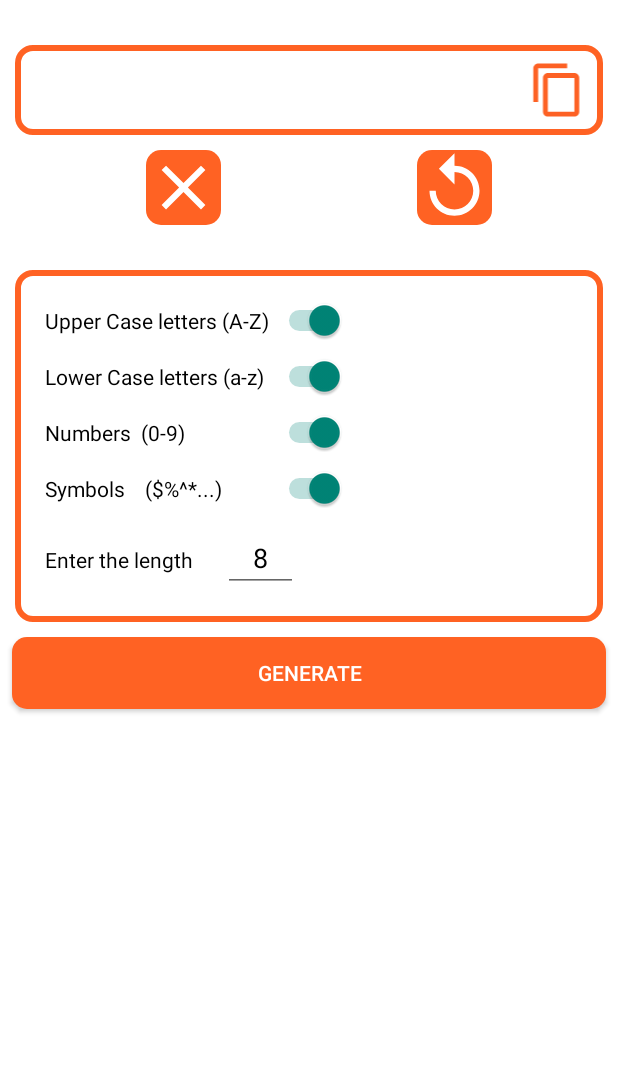
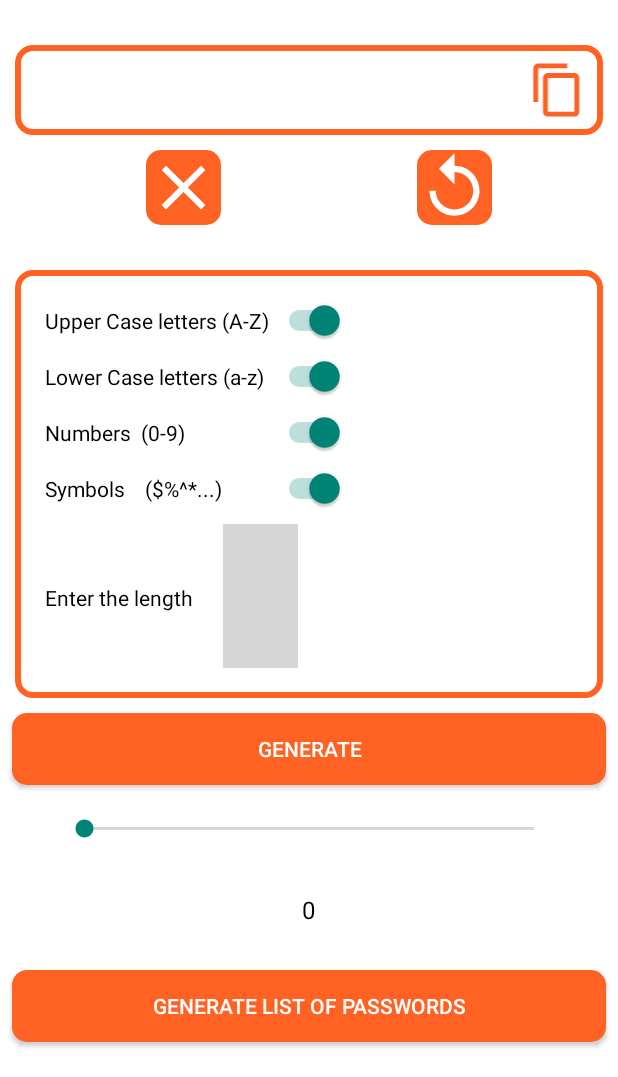
Before and after one commit to hrithik1233/Random-Password-Generator, an Android app: the screen it shows after launch (randomepassword), on a phone screen of 412 x 824 dp, the part 159-1236 px from its top. Run offline under Robolectric (Android 15) with nearby library versions, the phone set to English and light mode, and no system bars; 1 statement that could not run was skipped; grey boxes are pictures that could not be loaded.

Commit message:
version 1.1

```diff
--- a/app/src/main/AndroidManifest.xml
+++ b/app/src/main/AndroidManifest.xml
@@ -1,7 +1,7 @@
 <?xml version="1.0" encoding="utf-8"?>
 <manifest xmlns:android="http://schemas.android.com/apk/res/android"
     xmlns:tools="http://schemas.android.com/tools">
-
+     <uses-permission android:name="android.permission.WRITE_EXTERNAL_STORAGE" ></uses-permission>
     <application
         android:allowBackup="true"
         android:dataExtractionRules="@xml/data_extraction_rules"
--- a/app/src/main/java/com/example/myapplication/randomepassword.java
+++ b/app/src/main/java/com/example/myapplication/randomepassword.java
@@ -1,36 +1,115 @@
 package com.example.myapplication;
 import androidx.appcompat.app.AppCompatActivity;
+import androidx.core.app.ActivityCompat;
+import androidx.core.content.ContextCompat;
+
+import android.Manifest;
+import android.annotation.SuppressLint;
+import android.app.Dialog;
 import android.content.ClipData;
 import android.content.ClipboardManager;
 import android.content.Context;
+import android.content.Intent;
+import android.content.pm.PackageManager;
+import android.graphics.Color;
 import android.os.Bundle;
+import android.os.Environment;
 import android.view.View;
+import android.widget.AdapterView;
+import android.widget.ArrayAdapter;
+import android.widget.Button;
 import android.widget.EditText;
+import android.widget.ImageView;
+import android.widget.LinearLayout;
+import android.widget.ListView;
+import android.widget.SeekBar;
 import android.widget.Switch;
+import android.widget.TextView;
 import android.widget.Toast;
+
+import java.io.BufferedReader;
+import java.io.File;
+import java.io.FileInputStream;
+import java.io.FileOutputStream;
+import java.io.FileReader;
+import java.io.FileWriter;
+import java.io.IOException;
+import java.util.ArrayList;
+import java.util.List;
+
 public class randomepassword extends AppCompatActivity {
     EditText text;
+    TextView listtext;
+    SeekBar seekBar;
+    Button generateList;
+    int seekcount=0;
+    View v;
+    Dialog dialog;
+    List <String> password_list=new ArrayList<String>();
+    @SuppressLint("MissingInflatedId")
     @Override
     protected void onCreate(Bundle savedInstanceState) {
+        // seek bar intialization
         super.onCreate(savedInstanceState);
         setContentView(R.layout.activity_randomepassword);
        text=findViewById(R.id.mainText);
+        seekBar=findViewById(R.id.seekBar);
+        listtext =findViewById(R.id.listNum);
+        generateList=findViewById(R.id.generateList);
+
+        dialog = new Dialog(randomepassword.this);
+        dialog.setContentView(R.layout.pop_up);
+
+        if (ContextCompat.checkSelfPermission(this, Manifest.permission.WRITE_EXTERNAL_STORAGE)
+                != PackageManager.PERMISSION_GRANTED) {
+            ActivityCompat.requestPermissions(this,
+                    new String[]{Manifest.permission.WRITE_EXTERNAL_STORAGE},
+                    111);
+        }
+
+
+
+        //Generating list of passsord We use a dialog box to popup the list view items
+
+
+        seekBar.setOnSeekBarChangeListener(new SeekBar.OnSeekBarChangeListener() {
+            @Override
+            public void onProgressChanged(SeekBar seekBar, int i, boolean b) {
+                listtext.setText(Integer.toString(i));
+                seekcount=i;
+            }
+
+            @Override
+            public void onStartTrackingTouch(SeekBar seekBar) {
+
+            }
+
+            @Override
+            public void onStopTrackingTouch(SeekBar seekBar) {
+
+            }
+        });
     }
     Switch upr,lwr,num,syml;
     Boolean upper=true;
     Boolean lower=true;
     Boolean number=true;
     Boolean symbols=true;
-    int length;
+    int length=0;
+
     // function to copy the password to clipboard
+    @SuppressLint("ResourceType")
     public void copyToClipBoard(View view){
+
+
         EditText text=(EditText) findViewById(R.id.mainText);
         try {
-            ClipboardManager clipboard = (ClipboardManager) getSystemService(Context.CLIPBOARD_SERVICE);
-            ClipData clipdata = ClipData.newPlainText("text", text.getText().toString());
-            clipboard.setPrimaryClip(clipdata);
-            if(text.getText().length()>0)
-            Toast.makeText(this, "password is copied to clipboard", Toast.LENGTH_SHORT).show();
+            if(text.getText().length()>0) {
+                ClipboardManager clipboard = (ClipboardManager) getSystemService(Context.CLIPBOARD_SERVICE);
+                ClipData clipdata = ClipData.newPlainText("text", text.getText().toString());
+                clipboard.setPrimaryClip(clipdata);
+                Toast.makeText(this, "password is copied to clipboard", Toast.LENGTH_SHORT).show();
+            }
             else Toast.makeText(this, "Operation failed", Toast.LENGTH_SHORT).show();
         }catch (Exception e){}
     }
@@ -39,7 +118,9 @@ public class randomepassword extends AppCompatActivity {
     String N="0123456789";
     String S="!@#$%^&*()_+/*?";
     // Function to generate password
+    @SuppressLint("SuspiciousIndentation")
     public void generate(View view){
+
         upr=findViewById(R.id.switch1);
         lwr=findViewById(R.id.switch2);
         num=findViewById(R.id.switch3);
@@ -49,6 +130,7 @@ public class randomepassword extends AppCompatActivity {
         number=num.isChecked();
         symbols=syml.isChecked();
         EditText len=findViewById(R.id.length);
+        if(len.getText().length()>0)
         length=(int)Integer.parseInt(String.valueOf(len.getText()));
         if(upper || lower || number || symbols){
             int m=0;
@@ -77,6 +159,7 @@ public class randomepassword extends AppCompatActivity {
                 }
                  m++;
             }
+            password_list.add(password);
             text.setText(password);
         }else {
             text.setText("");
@@ -86,4 +169,47 @@ public class randomepassword extends AppCompatActivity {
     public void clear(View view){
         text.setText("");
     }
+
+    public void onClick(View view) {
+
+       String tmp=text.getText().toString();
+        password_list.clear();
+
+        ListView listView = dialog.findViewById(R.id.list);
+        ArrayAdapter<String> arr = new ArrayAdapter<String>(getApplicationContext(),
+                androidx.appcompat.R.layout.support_simple_spinner_dropdown_item, password_list);
+        if (seekcount == 0) {
+            password_list.add("Please select a value from the parameter");
+        } else {
+            int temp = seekcount;
+            while (temp > 0) {
+                generate(v);
+
+                temp--;
+            }
+            listView.setOnItemClickListener(new AdapterView.OnItemClickListener() {
+                @Override
+                public void onItemClick(AdapterView<?> adapterView, View view, int i, long l) {
+                    ClipboardManager clipboard = (ClipboardManager) getSystemService(Context.CLIPBOARD_SERVICE);
+                    ClipData clipdata = ClipData.newPlainText("text", password_list.get(i));
+                    clipboard.setPrimaryClip(clipdata);
+                    Toast.makeText(randomepassword.this, "password copied to clipboard", Toast.LENGTH_SHORT).show();
+                }
+            });
+
+            text.setText(tmp);
+
+        }
+
+        dialog.show();
+
+    }
+    public void save(View v) {
+        if(seekcount>0) {
+
+
+            Toast.makeText(this, "saved", Toast.LENGTH_SHORT).show();
+        }
+    }
+
 }
--- a/app/src/main/res/layout/activity_randomepassword.xml
+++ b/app/src/main/res/layout/activity_randomepassword.xml
@@ -6,6 +6,7 @@
     android:layout_height="match_parent"
     android:background="@color/white"
     android:orientation="vertical"
+    android:id="@+id/mainLayout"
     tools:context=".randomepassword">
 
     <RelativeLayout
@@ -25,6 +26,7 @@
             android:textColor="@color/white"
             android:textSize="15dp"
             android:textStyle="bold" />
+
     </RelativeLayout>
 
     <RelativeLayout
@@ -155,11 +157,10 @@
             <EditText
                 android:id="@+id/length"
                 android:layout_width="50dp"
-
                 android:layout_height="wrap_content"
                 android:inputType="number"
                 android:text="8"
-
+                android:background="@drawable/_background_rnd"
                 android:textAlignment="center"
                 android:textColor="@color/black" />
         </LinearLayout>
@@ -181,6 +182,38 @@
         android:textColor="@color/white"
         android:text="Generate" />
 
+    <SeekBar
+        android:id="@+id/seekBar"
+        android:layout_width="match_parent"
+        android:layout_height="wrap_content"
+        android:layout_marginTop="20dp"
+        android:layout_marginHorizontal="40dp"
+        android:layout_marginBottom="20dp" />
 
+    <TextView
+        android:layout_height="50dp"
+        android:layout_width="50dp"
+        android:layout_gravity="center"
+        android:layout_marginBottom="5dp"
+        android:text="0"
+        android:textSize="16sp"
+        android:id="@+id/listNum"
+        android:textAlignment="center"
+        android:textColor="@color/black"
+        android:gravity="center"
+        />
 
+    <Button
+        android:id="@+id/generateList"
+        android:layout_width="match_parent"
+        android:layout_height="wrap_content"
+        android:layout_marginLeft="8dp"
+        android:layout_marginTop="10dp"
+        android:layout_marginRight="8dp"
+        android:background="@drawable/corner_radius_purple"
+        android:onClick="onClick"
+        android:paddingLeft="8dp"
+        android:paddingRight="8dp"
+        android:text="GENERATE LIST OF PASSWORDS"
+        android:textColor="@color/white" />
 </LinearLayout>
--- a/app/src/main/res/values/strings.xml
+++ b/app/src/main/res/values/strings.xml
@@ -1,3 +1,5 @@
 <resources>
     <string name="app_name">Random Password Genrator</string>
+    <!-- TODO: Remove or change this placeholder text -->
+    <string name="hello_blank_fragment">Hello blank fragment</string>
 </resources>
```
